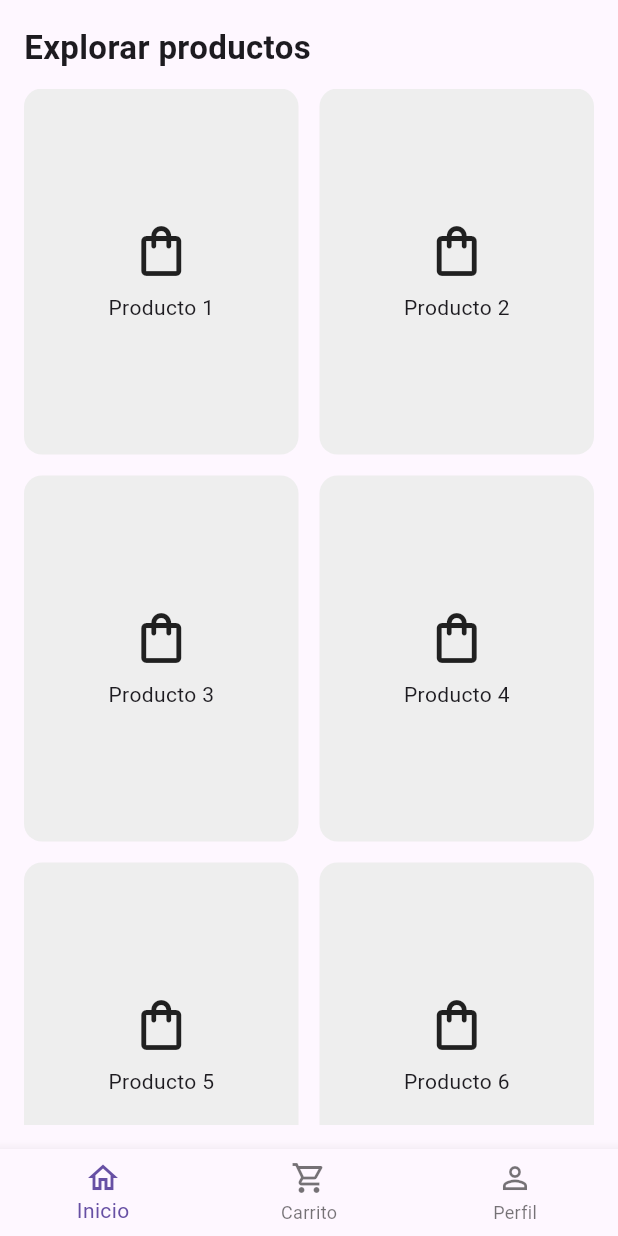
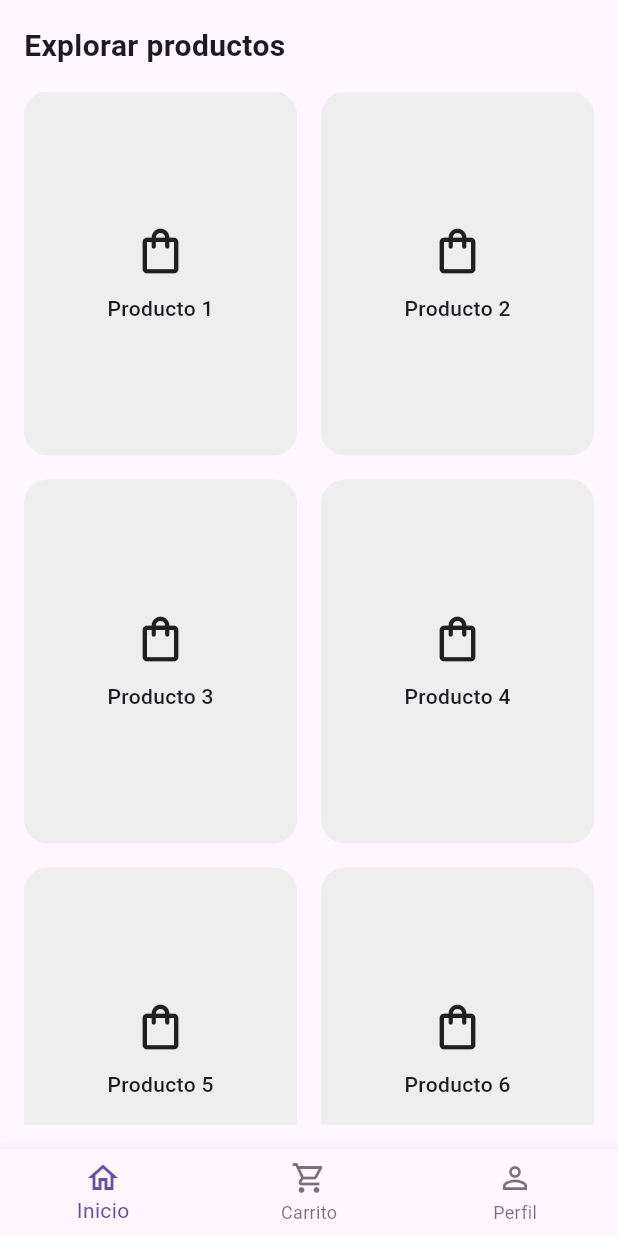
Before and after one commit to Ramirez779/Carto, a Flutter app: the screen it shows after launch, on a phone screen of 412 x 824 dp. Run offline on Flutter 3.47's test engine with Material 3 defaults, Android fonts, the light colour scheme and no system bars.

Commit message:
continuando cnn el diseño de la interfaz base

```diff
--- a/lib/screens/home/home_screen.dart
+++ b/lib/screens/home/home_screen.dart
@@ -13,34 +13,42 @@
           const Text(
             'Explorar productos',
             style: TextStyle(
-              fontSize: 22,
-              fontWeight: FontWeight.bold,
+              fontSize: 20,
+              fontWeight: FontWeight.w600,
             ),
           ),
 
-          const SizedBox(height: 12),
+          const SizedBox(height: 16),
 
           Expanded(
             child: GridView.builder(
               itemCount: 6,
               gridDelegate: const SliverGridDelegateWithFixedCrossAxisCount(
                 crossAxisCount: 2,
-                crossAxisSpacing: 14,
-                mainAxisSpacing: 14,
+                mainAxisSpacing: 16,
+                crossAxisSpacing: 16,
                 childAspectRatio: 0.75,
               ),
               itemBuilder: (context, index) {
                 return Container(
                   decoration: BoxDecoration(
                     color: Colors.grey.shade200,
-                    borderRadius: BorderRadius.circular(12),
+                    borderRadius: BorderRadius.circular(16),
                   ),
                   child: Column(
                     mainAxisAlignment: MainAxisAlignment.center,
                     children: [
-                      const Icon(Icons.shopping_bag_outlined, size: 40),
-                      const SizedBox(height: 8),
-                      Text('Producto ${index + 1}'),
+                      const Icon(
+                        Icons.shopping_bag_outlined,
+                        size: 36,
+                      ),
+                      const SizedBox(height: 10),
+                      Text(
+                        'Producto ${index + 1}',
+                        style: const TextStyle(
+                          fontWeight: FontWeight.w500,
+                        ),
+                      ),
                     ],
                   ),
                 );
```
Also changed, not shown: lib/screens/cart/cart_screen.dart (+21 -18 lines), lib/screens/profile/profile_screen.dart (+31 -18 lines), lib/screens/splash/splash_screen.dart (+34 -10 lines), pubspec.yaml (+9 -68 lines), pubspec.lock, 2 other files.
